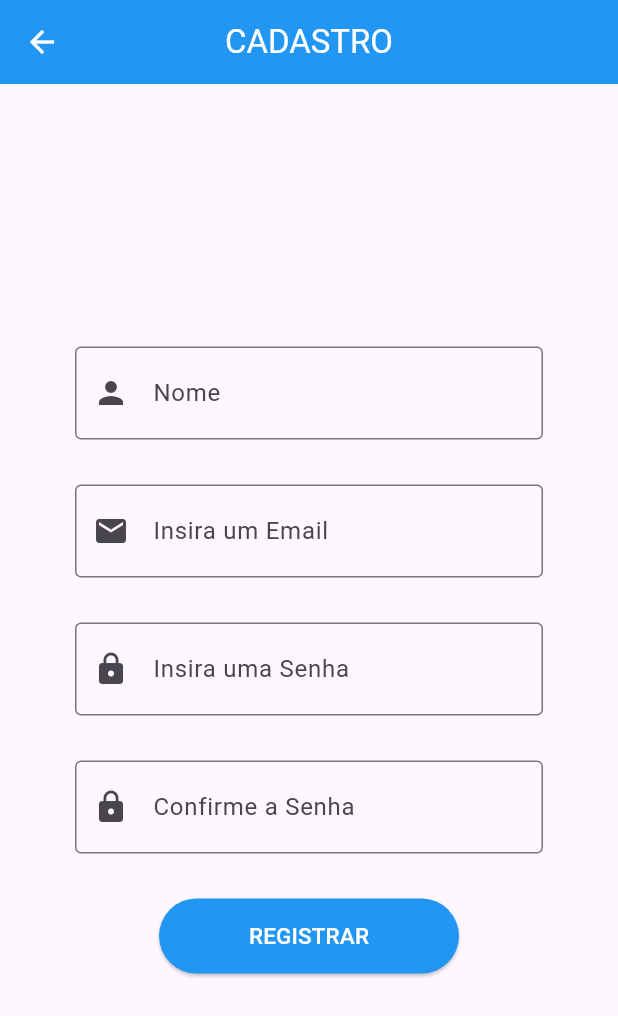
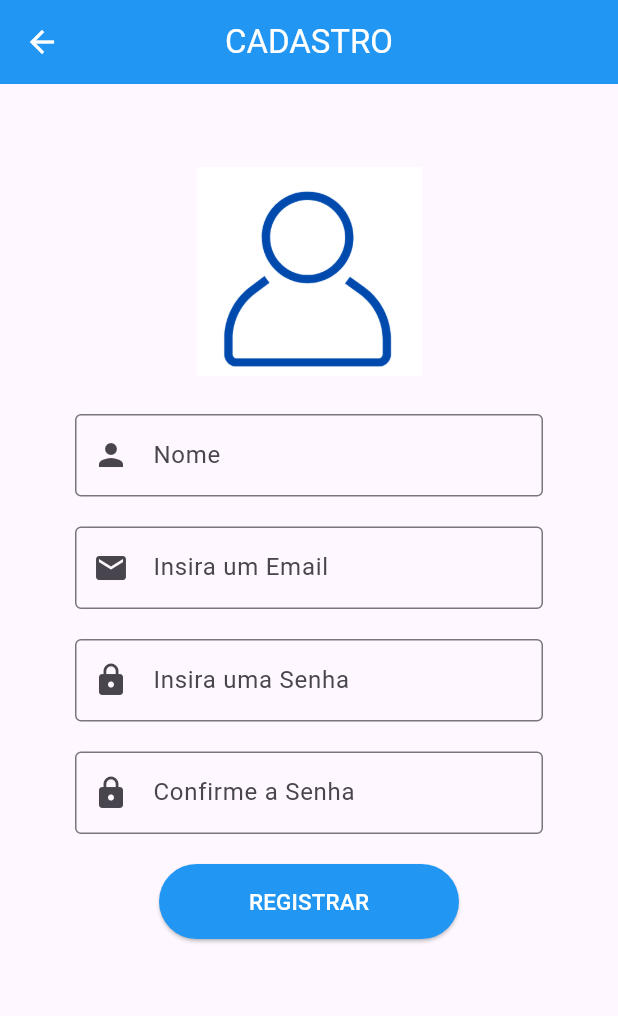
Before and after one commit to gabrielkitagawa/p1, a Flutter app: the screen it shows after launch, after a tap on "LOGIN", after a tap on "Criar Conta", on a phone screen of 412 x 824 dp. Shown: the top 1016 px of the screen. Run offline on Flutter 3.47's test engine with Material 3 defaults, Android fonts, the phone set to English and light mode, and no system bars; our stand-ins replace device_preview.

Commit message:
FINAL CHANCE

```diff
--- a/lib/view/cadastro_view.dart
+++ b/lib/view/cadastro_view.dart
@@ -31,11 +31,20 @@ class _CadastroViewState extends State<CadastroView> {
         child: Form(
           key: formKey,
           child: Column(
-            mainAxisAlignment: MainAxisAlignment.center,
+            mainAxisAlignment: MainAxisAlignment.start,
             children: [
+
+              Image.asset(
+                'lib/imagens/cadastro.png',
+                 width: 150,
+                 height: 150,
+              ),
+
+              SizedBox(height: 20),
+
               TextFormField(
                 controller: nomeController,
-                style: TextStyle(fontSize: 20),
+                style: TextStyle(fontSize: 15),
                 decoration: InputDecoration(
                   labelText: 'Nome',
                   border: OutlineInputBorder(),
@@ -48,9 +57,11 @@ class _CadastroViewState extends State<CadastroView> {
                   return null;
                 },
               ),
-              SizedBox(height: 30),
+
+              SizedBox(height: 20),
+
               TextFormField(
-                style: TextStyle(fontSize: 20),
+                style: TextStyle(fontSize: 15),
                 controller: emailController,
                 decoration: InputDecoration(
                   labelText: 'Insira um Email',
@@ -66,10 +77,12 @@ class _CadastroViewState extends State<CadastroView> {
                   return null;
                 },
               ),
-              SizedBox(height: 30),
+
+              SizedBox(height: 20),
+
               TextFormField(
                 controller: senhaController,
-                style: TextStyle(fontSize: 20),
+                style: TextStyle(fontSize: 15),
                 decoration: InputDecoration(
                   labelText: 'Insira uma Senha',
                   border: OutlineInputBorder(),
@@ -85,10 +98,10 @@ class _CadastroViewState extends State<CadastroView> {
                 },
                 obscureText: true,
               ),
-              SizedBox(height: 30),
+              SizedBox(height: 20),
               TextFormField(
                 controller: confirmaSenhaController,
-                style: TextStyle(fontSize: 20),
+                style: TextStyle(fontSize: 15),
                 decoration: InputDecoration(
                   labelText: 'Confirme a Senha',
                   border: OutlineInputBorder(),
@@ -104,7 +117,9 @@ class _CadastroViewState extends State<CadastroView> {
                 },
                 obscureText: true,
               ),
-              SizedBox(height: 30),
+
+              SizedBox(height: 20),
+
               ElevatedButton(
                 style: ElevatedButton.styleFrom(
                   backgroundColor: Colors.blue,
--- a/lib/view/login_view.dart
+++ b/lib/view/login_view.dart
@@ -31,7 +31,6 @@ class _LoginViewState extends State<LoginView> {
             mainAxisAlignment: MainAxisAlignment.center,
             children: [
 
-
               Image.asset(
                 'lib/imagens/logo.png',
                  width: 200,
@@ -42,7 +41,7 @@ class _LoginViewState extends State<LoginView> {
 
               TextFormField(
                 controller: emailController,
-                style: TextStyle(fontSize: 20),
+                style: TextStyle(fontSize: 15),
                 decoration: InputDecoration(
                   labelText: 'Email',
                   border: OutlineInputBorder(
@@ -60,16 +59,16 @@ class _LoginViewState extends State<LoginView> {
                 },
               ),
 
-              SizedBox(height: 10),
+              SizedBox(height: 20),
 
               TextFormField(
                 controller: senhaController,
-                style: TextStyle(fontSize: 20), // Tamanho da fonte 20
+                style: TextStyle(fontSize: 15), // Tamanho da fonte 20
                 decoration: InputDecoration(
                   labelText: 'Senha',
                   border: OutlineInputBorder(),
                   prefixIcon: Icon(Icons.lock),
-                  contentPadding: EdgeInsets.symmetric(vertical: 20), // Espaçamento vertical
+                  contentPadding: EdgeInsets.symmetric(vertical: 20),
                 ),
                 validator: (value) {
                   if (value == null || value.isEmpty) {
@@ -82,7 +81,7 @@ class _LoginViewState extends State<LoginView> {
                 obscureText: true,
               ),
 
-              SizedBox(height: 30),
+              SizedBox(height: 20),
 
               ElevatedButton(
                 style: ElevatedButton.styleFrom(
@@ -99,7 +98,7 @@ class _LoginViewState extends State<LoginView> {
                 child: Text('LOGIN', style: TextStyle(fontSize: 15, color: Colors.white)), // Tamanho da fonte 20 e cor branca
               ),
 
-              SizedBox(height: 10),
+              SizedBox(height: 20),
 
               ElevatedButton(
                 style: ElevatedButton.styleFrom(
--- a/lib/view/novalista_view.dart
+++ b/lib/view/novalista_view.dart
@@ -43,7 +43,7 @@ class _NovalistaViewState extends State<NovalistaView> {
         ),
       ),
       body: Padding(
-        padding: EdgeInsets.all(20),
+        padding: EdgeInsets.fromLTRB(50, 50, 50, 50),
         child: Column(
           mainAxisAlignment: MainAxisAlignment.start,
           children: [
```
Also changed, not shown: lib/view/credencial_view.dart (+13 -10 lines), lib/view/lista1_view.dart (+16 -9 lines), lib/view/lista2_view.dart (+9 -7 lines), lib/view/lista3_view.dart (+9 -7 lines), lib/view/lista_view.dart (+9 -6 lines), lib/view/resenhar_view.dart (+6 -1 lines), lib/imagens/cadastro.png (added), lib/imagens/dev.png (added), lib/imagens/logo.png, lib/imagens/resenhar.png (added).
